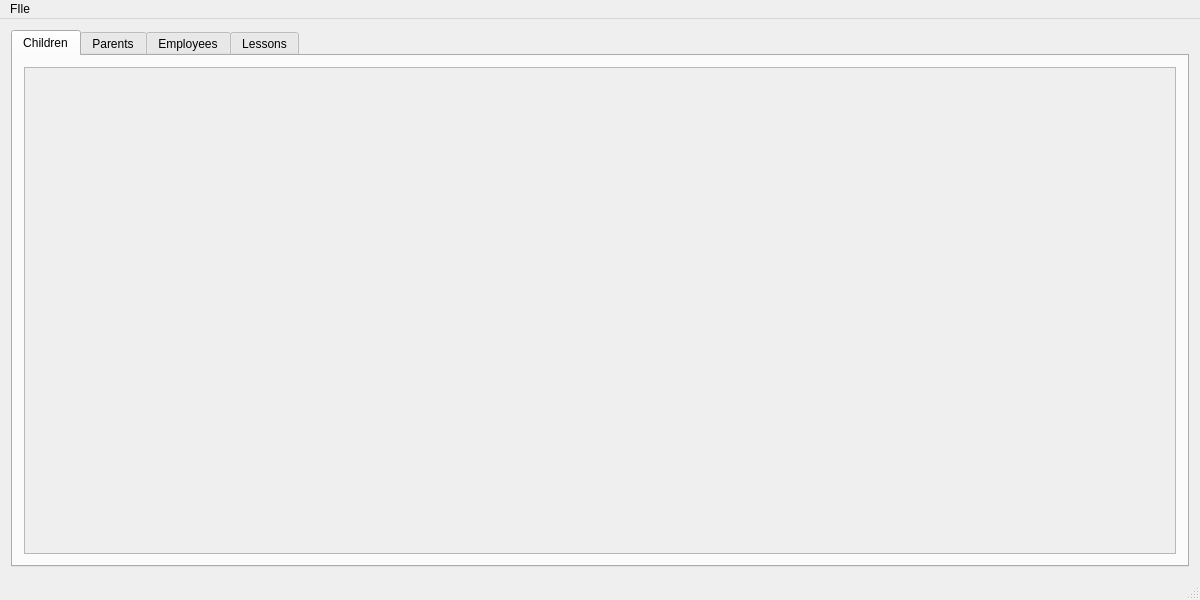
Before: the Qt Designer form TullipApp/DataBaseGUI.ui in Tryndo225/TullipApp, drawn with Qt 5.
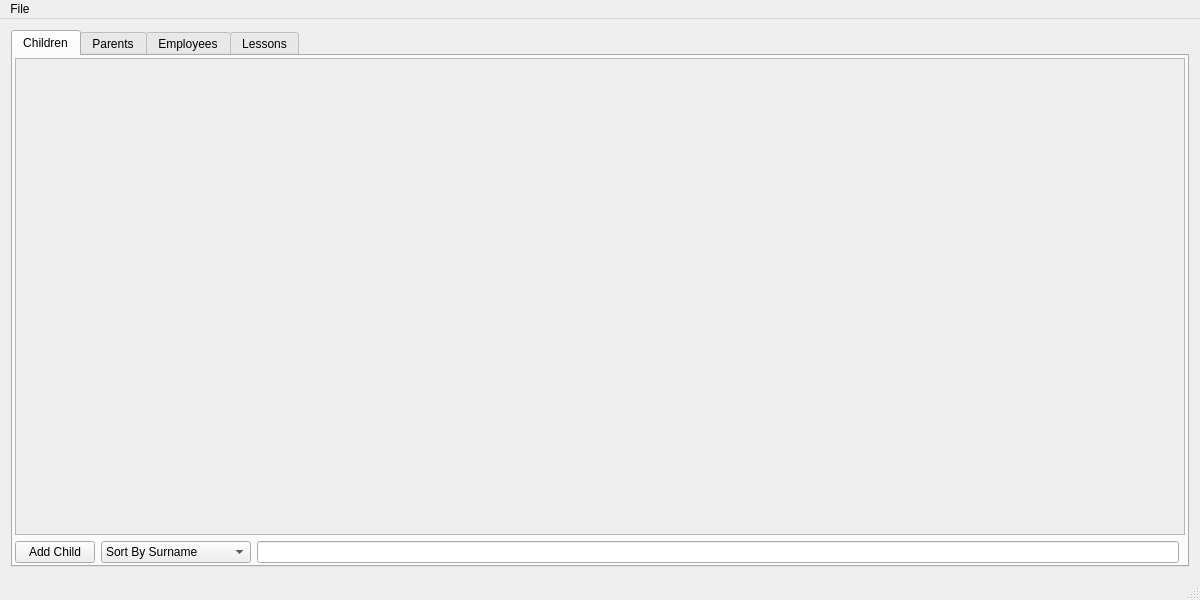
After: the same form once the commit is applied.

Commit message: Add comments, doxygen support, whole chldren tab (children tab should be fully implemented), fixed a lot of stuff :D, removed unused files

Patch:
```diff
--- a/TullipApp/DataBaseGUI.ui
+++ b/TullipApp/DataBaseGUI.ui
@@ -14,7 +14,7 @@
    <string>DataBaseGUI</string>
   </property>
   <widget class="QWidget" name="main_window">
-   <layout class="QVBoxLayout" name="verticalLayout">
+   <layout class="QHBoxLayout" name="horizontalLayout">
     <item>
      <widget class="QTabWidget" name="tabs">
       <property name="autoFillBackground">
@@ -27,11 +27,70 @@
        <attribute name="title">
         <string>Children</string>
        </attribute>
-       <layout class="QVBoxLayout" name="verticalLayout_6">
+       <layout class="QGridLayout" name="gridLayout">
         <property name="sizeConstraint">
-         <enum>QLayout::SizeConstraint::SetNoConstraint</enum>
+         <enum>QLayout::SizeConstraint::SetDefaultConstraint</enum>
         </property>
-        <item>
+        <property name="leftMargin">
+         <number>2</number>
+        </property>
+        <property name="topMargin">
+         <number>2</number>
+        </property>
+        <property name="rightMargin">
+         <number>2</number>
+        </property>
+        <property name="bottomMargin">
+         <number>2</number>
+        </property>
+        <item row="3" column="0">
+         <widget class="QPushButton" name="children_add_button">
+          <property name="text">
+           <string>Add Child</string>
+          </property>
+         </widget>
+        </item>
+        <item row="3" column="1">
+         <widget class="QComboBox" name="children_sort_selector">
+          <property name="sizePolicy">
+           <sizepolicy hsizetype="Minimum" vsizetype="Fixed">
+            <horstretch>0</horstretch>
+            <verstretch>0</verstretch>
+           </sizepolicy>
+          </property>
+          <property name="minimumSize">
+           <size>
+            <width>150</width>
+            <height>0</height>
+           </size>
+          </property>
+          <property name="editable">
+           <bool>false</bool>
+          </property>
+          <property name="currentText">
+           <string>Sort By Surname</string>
+          </property>
+          <property name="currentIndex">
+           <number>1</number>
+          </property>
+          <item>
+           <property name="text">
+            <string>Sort By Name</string>
+           </property>
+          </item>
+          <item>
+           <property name="text">
+            <string>Sort By Surname</string>
+           </property>
+          </item>
+          <item>
+           <property name="text">
+            <string>Sort By Date Of Birth</string>
+           </property>
+          </item>
+         </widget>
+        </item>
+        <item row="0" column="0" colspan="4">
          <widget class="QScrollArea" name="children_scroll">
           <property name="sizeAdjustPolicy">
            <enum>QAbstractScrollArea::SizeAdjustPolicy::AdjustToContents</enum>
@@ -47,8 +106,8 @@
             <rect>
              <x>0</x>
              <y>0</y>
-             <width>1158</width>
-             <height>489</height>
+             <width>1172</width>
+             <height>473</height>
             </rect>
            </property>
            <property name="acceptDrops">
@@ -65,6 +124,16 @@
           </widget>
          </widget>
         </item>
+        <item row="3" column="2">
+         <widget class="QLineEdit" name="children_search_bar">
+          <property name="sizePolicy">
+           <sizepolicy hsizetype="Expanding" vsizetype="Fixed">
+            <horstretch>0</horstretch>
+            <verstretch>0</verstretch>
+           </sizepolicy>
+          </property>
+         </widget>
+        </item>
        </layout>
       </widget>
       <widget class="QWidget" name="parents_tab">
@@ -169,7 +238,7 @@
    </property>
    <widget class="QMenu" name="file_option">
     <property name="title">
-     <string>FIle</string>
+     <string>File</string>
     </property>
     <addaction name="save_to"/>
     <addaction name="separator"/>
```
Left out of the diff: 6 changed lines with no effect on the pictures. The commit also changes 24 other files.
